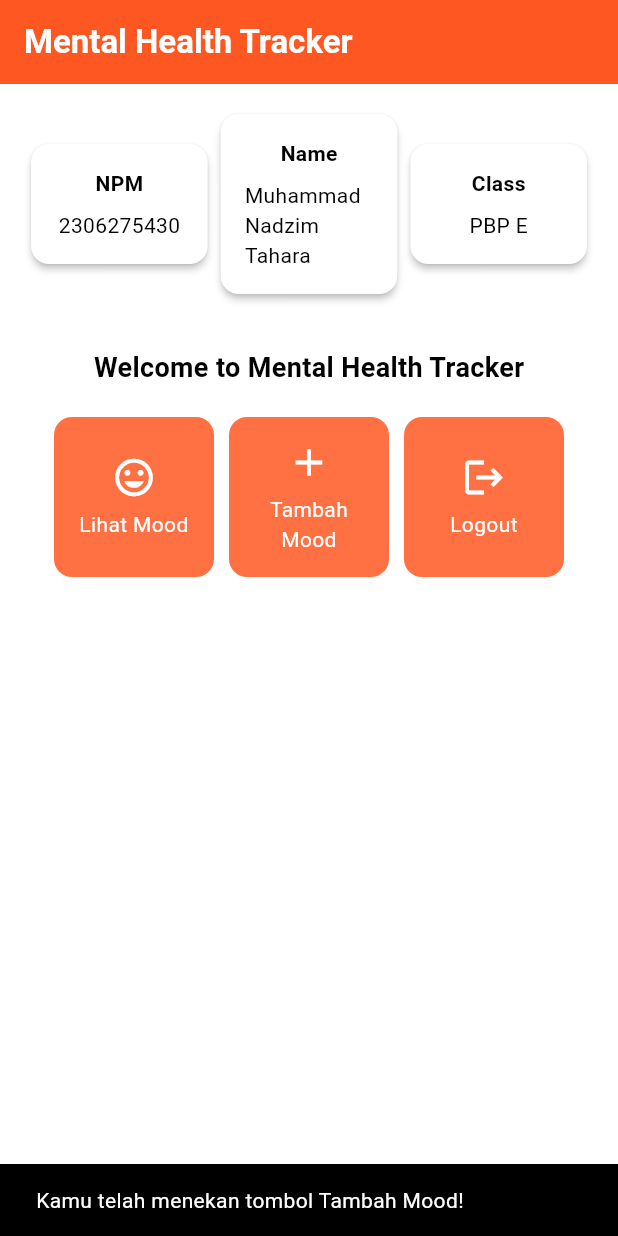
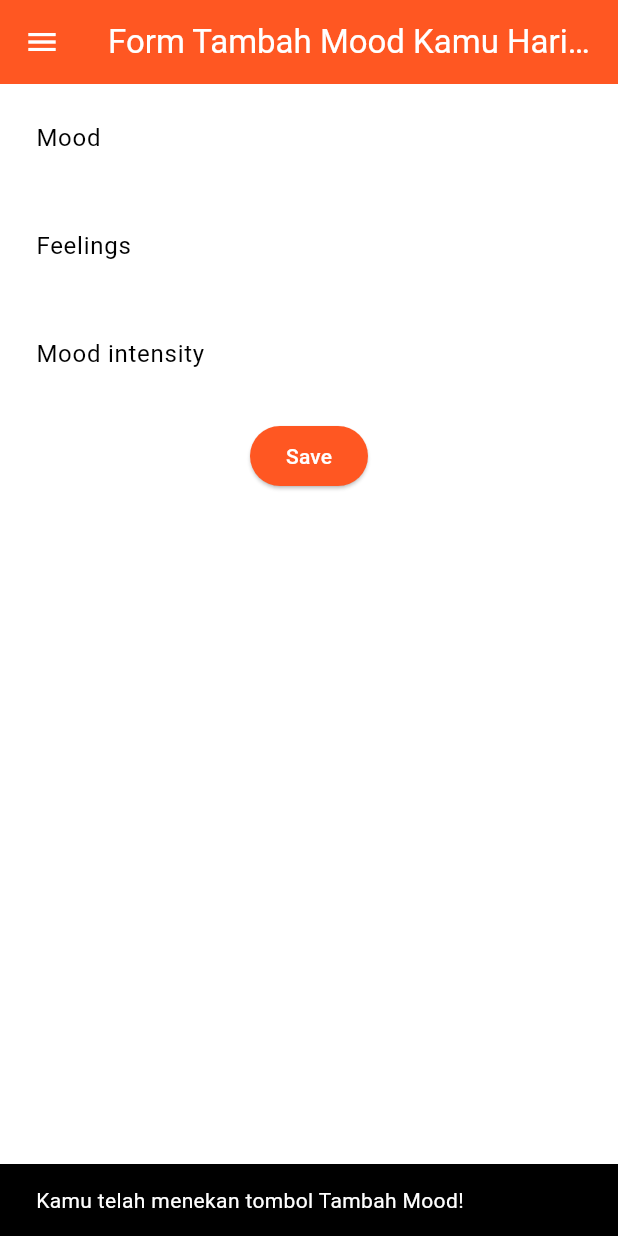
Before and after one commit to Melophylic/mental-health-tracker-mobile, a Flutter app: the screen it shows after launch, after a tap on "Tambah Mood", on a phone screen of 412 x 824 dp. Run offline on Flutter 3.47's test engine with Material 3 defaults, Android fonts, the phone set to English and light mode, and no system bars.

Commit message:
tutorial 7

```diff
--- a/lib/menu.dart
+++ b/lib/menu.dart
@@ -1,4 +1,6 @@
 import 'package:flutter/material.dart';
+import 'package:tutorial6/widgets/left_drawer.dart';
+import 'package:tutorial6/widgets/mood_card.dart';
 
 class MyHomePage extends StatelessWidget {
   final String npm = '2306275430';
@@ -28,9 +30,11 @@
             fontWeight: FontWeight.bold,
           ),
         ),
+        iconTheme: const IconThemeData(color: Colors.white),
         // Warna latar belakang AppBar diambil dari skema warna tema aplikasi.
         backgroundColor: Theme.of(context).colorScheme.primary,
       ),
+      drawer: const LeftDrawer(),
       // Body halaman dengan padding di sekelilingnya.
       body: SingleChildScrollView(
         padding: const EdgeInsets.all(16.0),
@@ -93,97 +97,3 @@
     );
   }
 }
-
-class ItemHomepage {
-    final String name;
-    final IconData icon;
-
-    ItemHomepage(this.name, this.icon);
-}
-
-class InfoCard extends StatelessWidget {
-  // Kartu informasi yang menampilkan title dan content.
-
-  final String title;  // Judul kartu.
-  final String content;  // Isi kartu.
-
-  const InfoCard({super.key, required this.title, required this.content});
-
-  @override
-  Widget build(BuildContext context) {
-    return Card(
-      // Membuat kotak kartu dengan bayangan dibawahnya.
-      elevation: 2.0,
-      child: Container(
-        // Mengatur ukuran dan jarak di dalam kartu.
-        width: MediaQuery.of(context).size.width / 3.5, // menyesuaikan dengan lebar device yang digunakan.
-        padding: const EdgeInsets.all(16.0),
-        // Menyusun title dan content secara vertikal.
-        child: Column(
-          children: [
-            Text(
-              title,
-              style: const TextStyle(fontWeight: FontWeight.bold),
-            ),
-            const SizedBox(height: 8.0),
-            Text(content),
-          ],
-        ),
-      ),
-    );
-  }
-}
-
-class ItemCard extends StatelessWidget {
-  // Menampilkan kartu dengan ikon dan nama.
-
-  final ItemHomepage item;
-
-  const ItemCard(this.item, {super.key});
-
-  @override
-  Widget build(BuildContext context) {
-    return Material(
-      // Menentukan warna latar belakang dari tema aplikasi.
-      color: Theme.of(context).colorScheme.secondary,
-      // Membuat sudut kartu melengkung.
-      borderRadius: BorderRadius.circular(12),
-
-      child: InkWell(
-        // Aksi ketika kartu ditekan.
-        onTap: () {
-          // Menampilkan pesan SnackBar saat kartu ditekan.
-          ScaffoldMessenger.of(context)
-            ..hideCurrentSnackBar()
-            ..showSnackBar(
-              SnackBar(content: Text("Kamu telah menekan tombol ${item.name}!"))
-            );
-        },
-        // Container untuk menyimpan Icon dan Text
-        child: Container(
-          padding: const EdgeInsets.all(8),
-          child: Center(
-            child: Column(
-              // Menyusun ikon dan teks di tengah kartu.
-              mainAxisAlignment: MainAxisAlignment.center,
-              children: [
-                Icon(
-                  item.icon,
-                  color: Colors.white,
-                  size: 30.0,
-                ),
-                const Padding(padding: EdgeInsets.all(3)),
-                Text(
-                  item.name,
-                  textAlign: TextAlign.center,
-                  style: const TextStyle(color: Colors.white),
-                ),
-              ],
-            ),
-          ),
-        ),
-      ),
-    );
-  }
-
-}
--- /dev/null
+++ b/lib/screens/moodentry_form.dart
@@ -0,0 +1,163 @@
+import 'package:flutter/material.dart';
+import 'package:tutorial6/widgets/left_drawer.dart';
+
+
+class MoodEntryFormPage extends StatefulWidget {
+  const MoodEntryFormPage({super.key});
+
+  @override
+  State<MoodEntryFormPage> createState() => _MoodEntryFormPageState();
+}
+
+class _MoodEntryFormPageState extends State<MoodEntryFormPage> {
+  final _formKey = GlobalKey<FormState>();
+  String _mood = "";
+	String _feelings = "";
+	int _moodIntensity = 0;
+
+
+  @override
+  Widget build(BuildContext context) {
+    return Scaffold(
+      appBar: AppBar(
+        title: const Center(
+          child: Text(
+            'Form Tambah Mood Kamu Hari ini',
+          ),
+        ),
+        backgroundColor: Theme.of(context).colorScheme.primary,
+        foregroundColor: Colors.white,
+      ),
+      drawer: const LeftDrawer(),
+      body: Form(
+        key: _formKey,
+        child: SingleChildScrollView(
+          child: Column(
+          crossAxisAlignment: CrossAxisAlignment.start,
+            children: [
+              Padding(
+                padding: const EdgeInsets.all(8.0),
+                child: TextFormField(
+                  decoration: InputDecoration(
+                    hintText: "Mood",
+                    labelText: "Mood",
+                    border: OutlineInputBorder(
+                      borderRadius: BorderRadius.circular(5.0),
+                    ),
+                  ),
+                  onChanged: (String? value) {
+                    setState(() {
+                      _mood = value!;
+                    });
+                  },
+                  validator: (String? value) {
+                    if (value == null || value.isEmpty) {
+                      return "Mood tidak boleh kosong!";
+                    }
+                    return null;
+                  },
+                ),
+              ),
+              Padding(
+                padding: const EdgeInsets.all(8.0),
+                child: TextFormField(
+                  decoration: InputDecoration(
+                    hintText: "Feelings",
+                    labelText: "Feelings",
+                    border: OutlineInputBorder(
+                      borderRadius: BorderRadius.circular(5.0),
+                    ),
+                  ),
+                  onChanged: (String? value) {
+                    setState(() {
+                      _feelings = value!;
+                    });
+                  },
+                  validator: (String? value) {
+                    if (value == null || value.isEmpty) {
+                      return "Feelings tidak boleh kosong!";
+                    }
+                    return null;
+                  },
+                ),
+              ),
+              Padding(
+                padding: const EdgeInsets.all(8.0),
+                child: TextFormField(
+                  decoration: InputDecoration(
+                    hintText: "Mood intensity",
+                    labelText: "Mood intensity",
+                    border: OutlineInputBorder(
+                      borderRadius: BorderRadius.circular(5.0),
+                    ),
+                  ),
+                  onChanged: (String? value) {
+                    setState(() {
+                      _moodIntensity = int.tryParse(value!) ?? 0;
+                    });
+                  },
+                  validator: (String? value) {
+                    if (value == null || value.isEmpty) {
+                      return "Mood intensity tidak boleh kosong!";
+                    }
+                    if (int.tryParse(value) == null) {
+                      return "Mood intensity harus berupa angka!";
+                    }
+                    return null;
+                  },
+                ),
+              ),
+              Align(
+                alignment: Alignment.bottomCenter,
+                child: Padding(
+                  padding: const EdgeInsets.all(8.0),
+                  child: ElevatedButton(
+                    style: ButtonStyle(
+                      backgroundColor: WidgetStateProperty.all(
+                          Theme.of(context).colorScheme.primary),
+                    ),
+                    onPressed: () {
+                      if (_formKey.currentState!.validate()) {
+                        showDialog(
+                          context: context,
+                          builder: (context) {
+                            return AlertDialog(
+                              title: const Text('Mood berhasil tersimpan'),
+                              content: SingleChildScrollView(
+                                child: Column(
+                                  crossAxisAlignment: CrossAxisAlignment.start,
+                                  children: [
+                                    Text('Mood: $_mood'),
+                                    Text('Feelings: $_feelings'),
+                                    Text('Mood intensity: $_moodIntensity'),
+                                  ],
+                                ),
+                              ),
+                              actions: [
+                                TextButton(
+                                  child: const Text('OK'),
+                                  onPressed: () {
+                                    Navigator.pop(context);
+                                    _formKey.currentState!.reset();
+                                  },
+                                ),
+                              ],
+                            );
+                          },
+                        );
+                      }
+                    },
+                    child: const Text(
+                      "Save",
+                      style: TextStyle(color: Colors.white),
+                    ),
+                  ),
+                ),
+              ),
+            ],
+          ),
+        ),
+      ),
+    );
+  }
+}
--- /dev/null
+++ b/lib/widgets/left_drawer.dart
@@ -0,0 +1,69 @@
+import 'package:flutter/material.dart';
+import 'package:tutorial6/menu.dart';
+import 'package:tutorial6/screens/moodentry_form.dart';
+
+
+class LeftDrawer extends StatelessWidget {
+  const LeftDrawer({super.key});
+
+  @override
+  Widget build(BuildContext context) {
+    return Drawer(
+      child: ListView(
+        children: [
+          DrawerHeader(
+            decoration: BoxDecoration(
+            color: Theme.of(context).colorScheme.primary,
+          ),
+          child: const Column(
+            children: [
+              Text(
+                'Mental Health Tracker',
+                textAlign: TextAlign.center,
+                style: TextStyle(
+                  fontSize: 24,
+                  fontWeight: FontWeight.bold,
+                  color: Colors.white,
+                ),
+              ),
+              Padding(padding: EdgeInsets.all(8)),
+              Text(
+                "Ayo jaga kesehatan mentalmu setiap hari disini!",
+                textAlign: TextAlign.center,
+                style: TextStyle(
+                  fontSize: 15,
+                  color: Colors.white,
+                ),
+              ),
+            ],
+          ),
+          ),
+          ListTile(
+            leading: const Icon(Icons.home_outlined),
+            title: const Text('Halaman Utama'),
+            // Bagian redirection ke MyHomePage
+            onTap: () {
+              Navigator.pushReplacement(
+                  context,
+                  MaterialPageRoute(
+                    builder: (context) => MyHomePage(),
+                  ));
+            },
+          ),
+          ListTile(
+            leading: const Icon(Icons.mood),
+            title: const Text('Tambah Mood'),
+            // Bagian redirection ke MoodEntryFormPage
+            onTap: () {
+              Navigator.pushReplacement(
+                  context,
+                  MaterialPageRoute(
+                    builder: (context) => MoodEntryFormPage(),
+                  ));
+            },
+          ),
+        ],
+      ),
+    );
+  }
+}
--- /dev/null
+++ b/lib/widgets/mood_card.dart
@@ -0,0 +1,103 @@
+import 'package:flutter/material.dart';
+import 'package:tutorial6/screens/moodentry_form.dart';
+
+
+class ItemHomepage {
+    final String name;
+    final IconData icon;
+
+    ItemHomepage(this.name, this.icon);
+}
+
+class InfoCard extends StatelessWidget {
+  // Kartu informasi yang menampilkan title dan content.
+
+  final String title;  // Judul kartu.
+  final String content;  // Isi kartu.
+
+  const InfoCard({super.key, required this.title, required this.content});
+
+  @override
+  Widget build(BuildContext context) {
+    return Card(
+      // Membuat kotak kartu dengan bayangan dibawahnya.
+      elevation: 2.0,
+      child: Container(
+        // Mengatur ukuran dan jarak di dalam kartu.
+        width: MediaQuery.of(context).size.width / 3.5, // menyesuaikan dengan lebar device yang digunakan.
+        padding: const EdgeInsets.all(16.0),
+        // Menyusun title dan content secara vertikal.
+        child: Column(
+          children: [
+            Text(
+              title,
+              style: const TextStyle(fontWeight: FontWeight.bold),
+            ),
+            const SizedBox(height: 8.0),
+            Text(content),
+          ],
+        ),
+      ),
+    );
+  }
+}
+
+class ItemCard extends StatelessWidget {
+  // Menampilkan kartu dengan ikon dan nama.
+
+  final ItemHomepage item;
+
+  const ItemCard(this.item, {super.key});
+
+  @override
+  Widget build(BuildContext context) {
+    return Material(
+      // Menentukan warna latar belakang dari tema aplikasi.
+      color: Theme.of(context).colorScheme.secondary,
+      // Membuat sudut kartu melengkung.
+      borderRadius: BorderRadius.circular(12),
+
+      child: InkWell(
+        // Aksi ketika kartu ditekan.
+        onTap: () {
+          // Menampilkan pesan SnackBar saat kartu ditekan.
+          ScaffoldMessenger.of(context)
+            ..hideCurrentSnackBar()
+            ..showSnackBar(
+              SnackBar(content: Text("Kamu telah menekan tombol ${item.name}!"))
+            );
+            if (item.name == "Tambah Mood") {
+          Navigator.push(
+            context, MaterialPageRoute(
+              builder: (context) => const MoodEntryFormPage()
+            )
+          );
+        }
+        },
+        // Container untuk menyimpan Icon dan Text
+        child: Container(
+          padding: const EdgeInsets.all(8),
+          child: Center(
+            child: Column(
+              // Menyusun ikon dan teks di tengah kartu.
+              mainAxisAlignment: MainAxisAlignment.center,
+              children: [
+                Icon(
+                  item.icon,
+                  color: Colors.white,
+                  size: 30.0,
+                ),
+                const Padding(padding: EdgeInsets.all(3)),
+                Text(
+                  item.name,
+                  textAlign: TextAlign.center,
+                  style: const TextStyle(color: Colors.white),
+                ),
+              ],
+            ),
+          ),
+        ),
+      ),
+    );
+  }
+}
```
